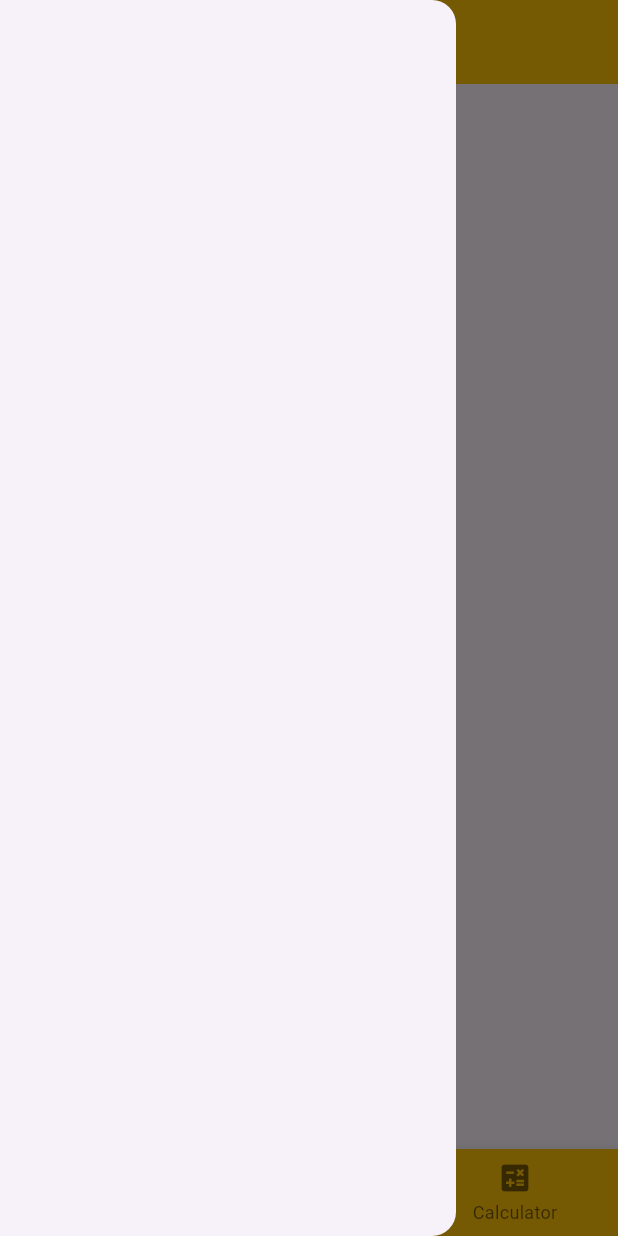
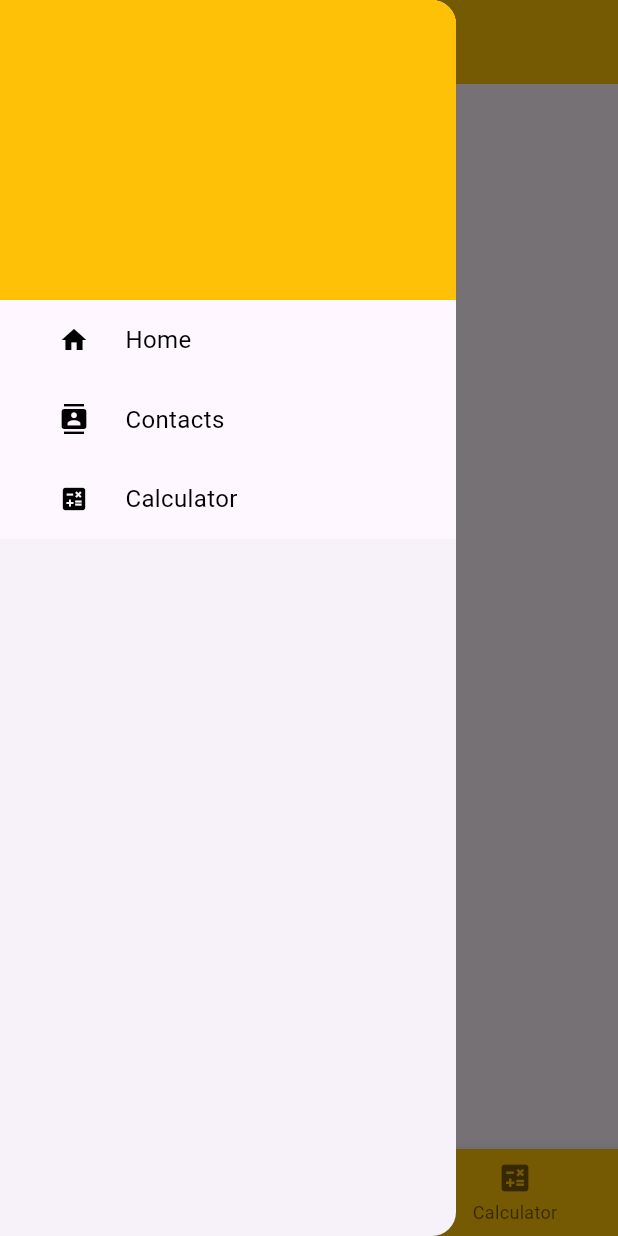
Before and after one commit to Webamz/learning_flutter_2, a Flutter app: the screen it shows after launch, with the side drawer open, on a phone screen of 412 x 824 dp. Run offline on Flutter 3.47's test engine with Material 3 defaults, Android fonts, the phone set to English and light mode, and no system bars.

Commit message:
the drawer

```diff
--- /dev/null
+++ b/learning_flutter_2/lib/drawer_header.dart
@@ -0,0 +1,20 @@
+import 'package:flutter/material.dart';
+
+class MyDrawerHeader extends StatefulWidget {
+  const MyDrawerHeader({super.key});
+
+  @override
+  State<MyDrawerHeader> createState() => _MyDrawerHeaderState();
+}
+
+class _MyDrawerHeaderState extends State<MyDrawerHeader> {
+  @override
+  Widget build(BuildContext context) {
+    return Container(
+      color: Colors.amber,
+      width: double.infinity,
+      height: 200,
+      padding: EdgeInsets.only(top: 20.0),
+    );
+  }
+}
--- a/learning_flutter_2/lib/main.dart
+++ b/learning_flutter_2/lib/main.dart
@@ -12,6 +12,7 @@ class MyApp extends StatelessWidget {
   @override
   Widget build(BuildContext context) {
     return const MaterialApp(
+      debugShowCheckedModeBanner: false,
       home: MainPage(),
     );
   }
--- a/learning_flutter_2/lib/main_page.dart
+++ b/learning_flutter_2/lib/main_page.dart
@@ -1,6 +1,7 @@
 import 'package:flutter/material.dart';
 import 'package:learning_flutter_2/calculator_screen.dart';
 import 'package:learning_flutter_2/contacts_page.dart';
+import 'package:learning_flutter_2/drawer_header.dart';
 import 'package:learning_flutter_2/home_page.dart';
 
 class MainPage extends StatefulWidget {
@@ -12,10 +13,21 @@ class MainPage extends StatefulWidget {
 
 class _MainPageState extends State<MainPage> {
   int currentIndex = 0;
+  var currentPage = DrawerSections.home;
   @override
   Widget build(BuildContext context) {
     return Scaffold(
-      drawer: const Drawer(),
+      drawer: Drawer(
+        // backgroundColor: Colors.cyanAccent,
+        child: SingleChildScrollView(
+          child: Column(
+            children: [
+              const MyDrawerHeader(),
+              drawerList(),
+            ],
+          ),
+        ),
+      ),
       appBar: AppBar(
         backgroundColor: Colors.amber,
         title: const Text("My Application"),
@@ -45,4 +57,56 @@ class _MainPageState extends State<MainPage> {
     const ContactsPage(),
     const CalculatorScreen(),
   ];
+
+  Widget drawerList() {
+    return Column(
+      children: [
+        menuItem(0, "Home", Icons.home,
+            currentPage == DrawerSections.home ? true : false),
+        menuItem(1, "Contacts", Icons.contacts,
+            currentPage == DrawerSections.contacts ? true : false),
+        menuItem(2, "Calculator", Icons.calculate,
+            currentPage == DrawerSections.calculator ? true : false)
+      ],
+    );
+  }
+
+  Widget menuItem(int id, String title, IconData icon, bool selected) {
+    return Material(
+      child: InkWell(
+        onTap: () {
+          Navigator.pop(context);
+          setState(() {
+            currentIndex = id;
+          });
+        },
+        child: Padding(
+          padding: const EdgeInsets.all(15.0),
+          child: Row(
+            children: [
+              Expanded(
+                child: Icon(
+                  icon,
+                  size: 20,
+                  color: Colors.black,
+                ),
+              ),
+              Expanded(
+                flex: 3,
+                child: Text(
+                  title,
+                  style: const TextStyle(
+                    color: Colors.black,
+                    fontSize: 16,
+                  ),
+                ),
+              )
+            ],
+          ),
+        ),
+      ),
+    );
+  }
 }
+
+enum DrawerSections { home, contacts, calculator }
```
